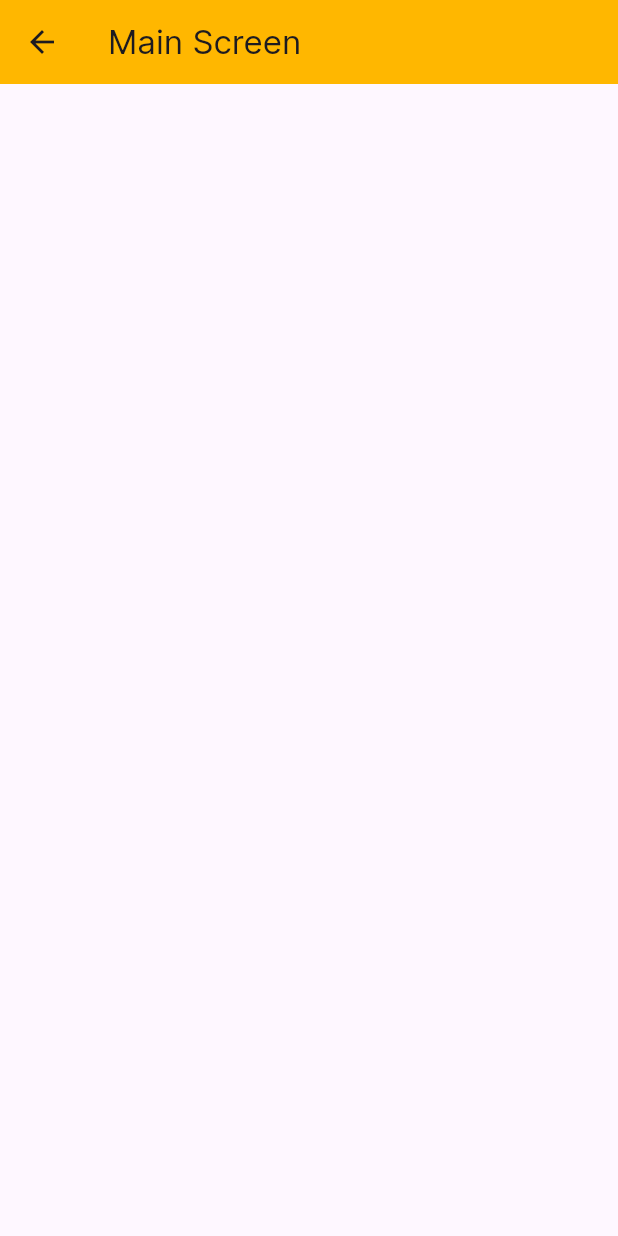
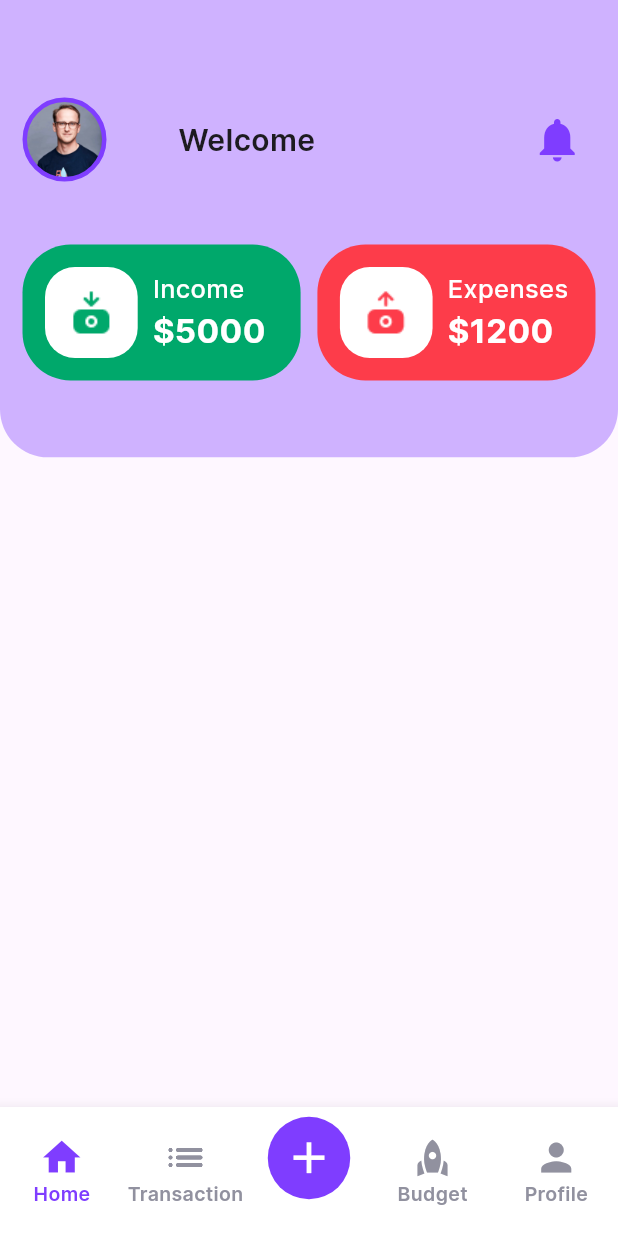
Before and after one commit to HirunDinhas99/Expenz-app, a Flutter app: the MainScreen screen opened directly, on a phone screen of 412 x 824 dp. Run offline on Flutter 3.47's test engine with Material 3 defaults, Android fonts, the light colour scheme and no system bars; our stand-ins replace shared_preferences, smooth_page_indicator; accounts and stored records are empty.

Commit message:
Home Screen

```diff
--- a/lib/main.dart
+++ b/lib/main.dart
@@ -1,4 +1,3 @@
-import 'package:expenz_app/screens/onboarding_screen.dart';
 import 'package:expenz_app/services/user_services.dart';
 import 'package:expenz_app/widgets/wrapper.dart';
 import 'package:flutter/material.dart';
@@ -7,7 +6,7 @@ import 'package:shared_preferences/shared_preferences.dart';
 void main() async {
   WidgetsFlutterBinding.ensureInitialized();
   await SharedPreferences.getInstance();
-  runApp(MyApp());
+  runApp(const MyApp());
 }
 
 class MyApp extends StatelessWidget {
@@ -19,13 +18,15 @@ class MyApp extends StatelessWidget {
       future: UserService.checkUserName(),
       builder: (context, snapshot) {
         if (snapshot.connectionState == ConnectionState.waiting) {
-          return CircularProgressIndicator();
+          return const CircularProgressIndicator();
         } else {
-          bool hasUserName = snapshot.data ?? false;
+          bool hasUsername = snapshot.data ?? false;
           return MaterialApp(
             debugShowCheckedModeBanner: false,
             theme: ThemeData(fontFamily: "Inter"),
-            home: Wrapper(showMainScreen: hasUserName),
+            home: Wrapper(
+              showMainScreen: hasUsername,
+            ),
           );
         }
       },
--- /dev/null
+++ b/lib/screens/add_new_screen.dart
@@ -0,0 +1,19 @@
+import 'package:flutter/material.dart';
+
+class AddNewPage extends StatefulWidget {
+  const AddNewPage({super.key});
+
+  @override
+  State<AddNewPage> createState() => _AddNewPageState();
+}
+
+class _AddNewPageState extends State<AddNewPage> {
+  @override
+  Widget build(BuildContext context) {
+    return Scaffold(
+      appBar: AppBar(
+        title: Text("Add New Page"),
+      ),
+    );
+  }
+}
--- /dev/null
+++ b/lib/screens/budget_screen.dart
@@ -0,0 +1,19 @@
+import 'package:flutter/material.dart';
+
+class BudgetPage extends StatefulWidget {
+  const BudgetPage({super.key});
+
+  @override
+  State<BudgetPage> createState() => _BudgetPageState();
+}
+
+class _BudgetPageState extends State<BudgetPage> {
+  @override
+  Widget build(BuildContext context) {
+    return Scaffold(
+      appBar: AppBar(
+        title: Text("Budget Page"),
+      ),
+    );
+  }
+}
--- /dev/null
+++ b/lib/screens/home_screen.dart
@@ -0,0 +1,117 @@
+import 'package:expenz_app/constants/colors.dart';
+import 'package:expenz_app/constants/constants.dart';
+import 'package:expenz_app/services/user_services.dart';
+import 'package:expenz_app/widgets/income_expence_card.dart';
+import 'package:flutter/material.dart';
+
+class HomeScreen extends StatefulWidget {
+  const HomeScreen({super.key});
+
+  @override
+  State<HomeScreen> createState() => _HomeScreenState();
+}
+
+class _HomeScreenState extends State<HomeScreen> {
+  String userName = "";
+  @override
+  void initState() {
+    // TODO: implement initState
+    UserService.getUserData().then((value) {
+      if (value["username"] != null) {
+        setState(() {
+          userName = value['username']!;
+        });
+      }
+    });
+    super.initState();
+  }
+
+  @override
+  Widget build(BuildContext context) {
+    return Scaffold(
+      body: SingleChildScrollView(
+        child: Column(
+          children: [
+            Container(
+              height: MediaQuery.of(context).size.height * 0.37,
+              decoration: BoxDecoration(
+                color: kMainColor.withOpacity(0.37),
+                borderRadius: BorderRadius.only(
+                  bottomLeft: Radius.circular(32),
+                  bottomRight: Radius.circular(32),
+                ),
+              ),
+              child: Padding(
+                padding: const EdgeInsets.all(kDefalutPadding),
+                child: Column(
+                  children: [
+                    SizedBox(
+                      height: 50,
+                    ),
+                    Row(
+                      mainAxisAlignment: MainAxisAlignment.spaceBetween,
+                      children: [
+                        Container(
+                          decoration: BoxDecoration(
+                            borderRadius: BorderRadius.circular(100),
+                            color: kMainColor,
+                            border: Border.all(
+                              color: kMainColor,
+                              width: 3,
+                            ),
+                          ),
+                          child: ClipRRect(
+                            borderRadius: BorderRadius.circular(100),
+                            child: Image.asset(
+                              "assets/images/user.jpg",
+                              width: 50,
+                              fit: BoxFit.cover,
+                            ),
+                          ),
+                        ),
+                        Text(
+                          "Welcome $userName",
+                          style: TextStyle(
+                            fontSize: 20,
+                            fontWeight: FontWeight.w600,
+                          ),
+                        ),
+                        SizedBox(width: 35),
+                        IconButton(
+                          onPressed: () {},
+                          icon: Icon(
+                            Icons.notifications,
+                            color: kMainColor,
+                            size: 35,
+                          ),
+                        ),
+                      ],
+                    ),
+                    SizedBox(height: 42),
+                    Row(
+                      mainAxisAlignment: MainAxisAlignment.spaceBetween,
+                      children: [
+                        IncomeExpenceCard(
+                          title: "Income",
+                          amount: 5000,
+                          imgUrl: "assets/images/income.png",
+                          bgColor: Color(0xff00A86B),
+                        ),
+                        IncomeExpenceCard(
+                          title: "Expenses",
+                          amount: 1200,
+                          imgUrl: "assets/images/expense.png",
+                          bgColor: Color(0xffFD3C4A),
+                        ),
+                      ],
+                    ),
+                  ],
+                ),
+              ),
+            ),
+          ],
+        ),
+      ),
+    );
+  }
+}
--- a/lib/screens/main_screen.dart
+++ b/lib/screens/main_screen.dart
@@ -1,3 +1,10 @@
+import 'package:expenz_app/constants/colors.dart';
+import 'package:expenz_app/screens/add_new_screen.dart';
+import 'package:expenz_app/screens/budget_screen.dart';
+
+import 'package:expenz_app/screens/home_screen.dart';
+import 'package:expenz_app/screens/profile_screen.dart';
+import 'package:expenz_app/screens/transaction_screen.dart';
 import 'package:flutter/material.dart';
 
 class MainScreen extends StatefulWidget {
@@ -8,13 +15,83 @@ class MainScreen extends StatefulWidget {
 }
 
 class _MainScreenState extends State<MainScreen> {
+  int _currentPageIndex = 0;
   @override
   Widget build(BuildContext context) {
+    final List<Widget> pages = [
+      HomeScreen(),
+      Transaction(),
+      AddNewPage(),
+      BudgetPage(),
+      ProfilePage(),
+    ];
     return Scaffold(
-      appBar: AppBar(
-        title: Text("Main Screen"),
-        backgroundColor: Color.fromARGB(255, 255, 183, 0),
+      bottomNavigationBar: BottomNavigationBar(
+        type: BottomNavigationBarType.fixed,
+        backgroundColor: kWhite,
+        selectedItemColor: kMainColor,
+        unselectedItemColor: kGrey,
+        currentIndex: _currentPageIndex,
+        onTap: (index) {
+          setState(() {
+            _currentPageIndex = index;
+          });
+        },
+        selectedLabelStyle: TextStyle(
+          fontSize: 13,
+          fontWeight: FontWeight.w600,
+        ),
+        unselectedLabelStyle: TextStyle(
+          fontSize: 13,
+          fontWeight: FontWeight.w600,
+        ),
+        items: [
+          BottomNavigationBarItem(
+            icon: Icon(
+              Icons.home,
+              size: 30,
+            ),
+            label: "Home",
+          ),
+          BottomNavigationBarItem(
+            icon: Icon(
+              Icons.list_rounded,
+              size: 30,
+            ),
+            label: "Transaction",
+          ),
+          BottomNavigationBarItem(
+            icon: Container(
+              padding: EdgeInsets.all(10),
+              decoration: BoxDecoration(
+                color: kMainColor,
+                shape: BoxShape.circle,
+              ),
+              child: Icon(
+                Icons.add,
+                color: kWhite,
+                size: 35,
+              ),
+            ),
+            label: "",
+          ),
+          BottomNavigationBarItem(
+            icon: Icon(
+              Icons.rocket,
+              size: 30,
+            ),
+            label: "Budget",
+          ),
+          BottomNavigationBarItem(
+            icon: Icon(
+              Icons.person,
+              size: 30,
+            ),
+            label: "Profile",
+          ),
+        ],
       ),
+      body: pages[_currentPageIndex],
     );
   }
 }
--- /dev/null
+++ b/lib/screens/profile_screen.dart
@@ -0,0 +1,19 @@
+import 'package:flutter/material.dart';
+
+class ProfilePage extends StatefulWidget {
+  const ProfilePage({super.key});
+
+  @override
+  State<ProfilePage> createState() => _ProfilePageState();
+}
+
+class _ProfilePageState extends State<ProfilePage> {
+  @override
+  Widget build(BuildContext context) {
+    return Scaffold(
+      appBar: AppBar(
+        title: Text("Profile Page"),
+      ),
+    );
+  }
+}
--- /dev/null
+++ b/lib/screens/transaction_screen.dart
@@ -0,0 +1,19 @@
+import 'package:flutter/material.dart';
+
+class Transaction extends StatefulWidget {
+  const Transaction({super.key});
+
+  @override
+  State<Transaction> createState() => _TransactionState();
+}
+
+class _TransactionState extends State<Transaction> {
+  @override
+  Widget build(BuildContext context) {
+    return Scaffold(
+      appBar: AppBar(
+        title: Text("Transaction"),
+      ),
+    );
+  }
+}
--- a/lib/services/user_services.dart
+++ b/lib/services/user_services.dart
@@ -40,4 +40,15 @@ class UserService {
     String? userName = prefs.getString('username');
     return userName != null;
   }
+
+  static Future<Map<String, String>> getUserData() async {
+    SharedPreferences pref = await SharedPreferences.getInstance();
+    String? userName = pref.getString('username');
+    String? email = pref.getString('email');
+
+    return {
+      "username": userName!,
+      "email": email!,
+    };
+  }
 }
--- /dev/null
+++ b/lib/widgets/income_expence_card.dart
@@ -0,0 +1,78 @@
+import 'package:expenz_app/constants/colors.dart';
+import 'package:expenz_app/constants/constants.dart';
+import 'package:flutter/material.dart';
+
+class IncomeExpenceCard extends StatefulWidget {
+  final String title;
+  final double amount;
+  final String imgUrl;
+  final Color bgColor;
+  const IncomeExpenceCard({
+    super.key,
+    required this.title,
+    required this.amount,
+    required this.imgUrl,
+    required this.bgColor,
+  });
+
+  @override
+  State<IncomeExpenceCard> createState() => _IncomeExpenceCardState();
+}
+
+class _IncomeExpenceCardState extends State<IncomeExpenceCard> {
+  @override
+  Widget build(BuildContext context) {
+    return Container(
+      width: MediaQuery.of(context).size.width * 0.45,
+      height: MediaQuery.of(context).size.height * 0.11,
+      decoration: BoxDecoration(
+        color: widget.bgColor,
+        borderRadius: BorderRadius.circular(32),
+      ),
+      child: Padding(
+        padding: const EdgeInsets.all(kDefalutPadding),
+        child: Row(
+          children: [
+            Container(
+              height: MediaQuery.of(context).size.height * 0.15,
+              width: MediaQuery.of(context).size.width * 0.15,
+              decoration: BoxDecoration(
+                color: kWhite,
+                borderRadius: BorderRadius.circular(20),
+              ),
+              child: Center(
+                child: Image.asset(
+                  widget.imgUrl,
+                  width: 80,
+                ),
+              ),
+            ),
+            SizedBox(width: 10),
+            Column(
+              crossAxisAlignment: CrossAxisAlignment.start,
+              mainAxisAlignment: MainAxisAlignment.center,
+              children: [
+                Text(
+                  widget.title,
+                  style: TextStyle(
+                    color: kWhite,
+                    fontSize: 17,
+                    fontWeight: FontWeight.w500,
+                  ),
+                ),
+                Text(
+                  "\$${widget.amount.toStringAsFixed(0)}",
+                  style: TextStyle(
+                    color: kWhite,
+                    fontSize: 22,
+                    fontWeight: FontWeight.bold,
+                  ),
+                ),
+              ],
+            ),
+          ],
+        ),
+      ),
+    );
+  }
+}
```
Also changed, not shown: pubspec.yaml (+8 -0 lines), assets/images/Cash-App-Logo.png (added), pubspec.lock, 28 other files.
